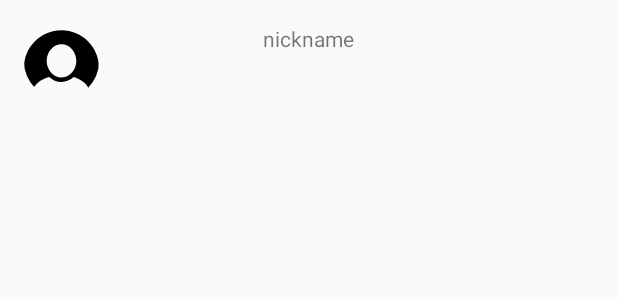
After one commit to K4iM4k3r/apa-group-expsenses, an Android app: the layout user_list_item.xml on its own in the app's theme, with its tools: preview values and no code run, on a phone screen of 412 x 824 dp. The commit adds this screen. Shown: the top 300 px of the screen. Run offline under Robolectric (Android 15) with nearby library versions, the phone set to English and light mode, and no system bars.

Commit message:
optimize friends list

```diff
--- a/app/src/main/java/de/thm/ap/groupexpenses/database/DatabaseHandler.java
+++ b/app/src/main/java/de/thm/ap/groupexpenses/database/DatabaseHandler.java
@@ -93,7 +93,7 @@ public class DatabaseHandler {
             });
 
             event.getMembers().forEach(m -> queryUser(m, member -> {
-                if(member != null){
+                if(member != null && !member.getEvents().contains(event.getEid())){
                     member.addEvent(event.getEid());
                     updateUser(member);
                 }
@@ -104,7 +104,7 @@ public class DatabaseHandler {
     public static void updateEvent(Event event){
         DocumentReference documentReference = FirebaseFirestore.getInstance().collection(Constants.COLLECTION_EVENTS).document(event.getEid());
         documentReference.set(event).addOnCompleteListener(c -> event.getMembers().forEach(m -> queryUser(m, member -> {
-            if(member != null){
+            if(member != null && !member.getEvents().contains(event.getEid())){
                 member.addEvent(event.getEid());
                 updateUser(member);
             }
@@ -164,6 +164,7 @@ public class DatabaseHandler {
     public static void getAllFriendsOfUser(String uid, Callback<List<User>> callback){
         List<User> result = new ArrayList<>();
         queryUser(uid, user -> {
+            if(user.getFriendsIds() != null){
                 final int lengthFriends = user.getFriendsIds().size();
                 if(lengthFriends == 0){
                     callback.onResult(result);
@@ -176,6 +177,7 @@ public class DatabaseHandler {
                         }
                     }));
                 }
+            }
         });
 
     }
--- a/app/src/main/java/de/thm/ap/groupexpenses/view/FriendsActivity.java
+++ b/app/src/main/java/de/thm/ap/groupexpenses/view/FriendsActivity.java
@@ -17,6 +17,7 @@ import java.util.List;
 
 import de.thm.ap.groupexpenses.App;
 import de.thm.ap.groupexpenses.R;
+import de.thm.ap.groupexpenses.adapter.UserArrayAdapter;
 import de.thm.ap.groupexpenses.database.DatabaseHandler;
 import de.thm.ap.groupexpenses.model.User;
 
@@ -26,7 +27,7 @@ public class FriendsActivity extends BaseActivity {
     ListView friendListView;
 
     List<User> friends;
-    ArrayAdapter<User> friendsAdapter;
+    UserArrayAdapter friendsAdapter;
 
 
     @Override
@@ -88,7 +89,7 @@ public class FriendsActivity extends BaseActivity {
             this.friends = friends;
             Collections.sort(friends); //alphabetical sort
 
-            friendsAdapter = new ArrayAdapter<>(this, android.R.layout.simple_list_item_activated_1, friends);
+            friendsAdapter = new UserArrayAdapter(this, friends);
             friendListView.setAdapter(friendsAdapter);
         });
 
--- /dev/null
+++ b/app/src/main/res/layout/user_list_item.xml
@@ -0,0 +1,42 @@
+<?xml version="1.0" encoding="utf-8"?>
+<RelativeLayout
+    xmlns:android="http://schemas.android.com/apk/res/android" android:layout_width="match_parent"
+    android:layout_height="match_parent"
+    android:layout_margin="@dimen/app_margin">
+    <de.hdodenhof.circleimageview.CircleImageView
+        android:id="@+id/user_pic"
+        android:layout_width="50dp"
+        android:layout_height="50dp"
+        android:cropToPadding="true"
+        android:src="@drawable/ic_user_image_with_black_background" />
+
+    <TextView
+        android:id="@+id/list_item_nickname"
+        android:layout_width="wrap_content"
+        android:layout_height="wrap_content"
+        android:layout_centerHorizontal="true"
+        android:text="@string/hint_nickname" />
+
+    <LinearLayout
+        android:layout_width="wrap_content"
+        android:layout_height="wrap_content"
+        android:layout_centerHorizontal="true"
+        android:layout_below="@id/list_item_nickname"
+        android:layout_marginTop="@dimen/app_small_margin">
+        <TextView
+            android:id="@+id/list_item_firstname"
+            android:layout_width="wrap_content"
+            android:layout_height="wrap_content"
+            android:layout_marginEnd="@dimen/app_margin"
+            android:text="" />
+
+        <TextView
+            android:id="@+id/list_item_lastname"
+            android:layout_width="wrap_content"
+            android:layout_height="wrap_content"
+            android:text="" />
+
+    </LinearLayout>
+
+
+</RelativeLayout>
--- a/app/src/main/res/values/dimens.xml
+++ b/app/src/main/res/values/dimens.xml
@@ -8,5 +8,6 @@
     <dimen name="title_bottom_margin">16dp</dimen>
     <dimen name="field_width_standard">160dp</dimen>
     <dimen name="app_margin">16dp</dimen>
+    <dimen name="app_small_margin">8dp</dimen>
     <dimen name="fab_margin">16dp</dimen>
 </resources>
```
Also changed, not shown: app/src/main/java/de/thm/ap/groupexpenses/adapter/UserArrayAdapter.java (added, +50 -0 lines), app/src/main/java/de/thm/ap/groupexpenses/view/ProfileActivity.java (+23 -14 lines). Lines whose indentation alone changed are shown as unchanged.
